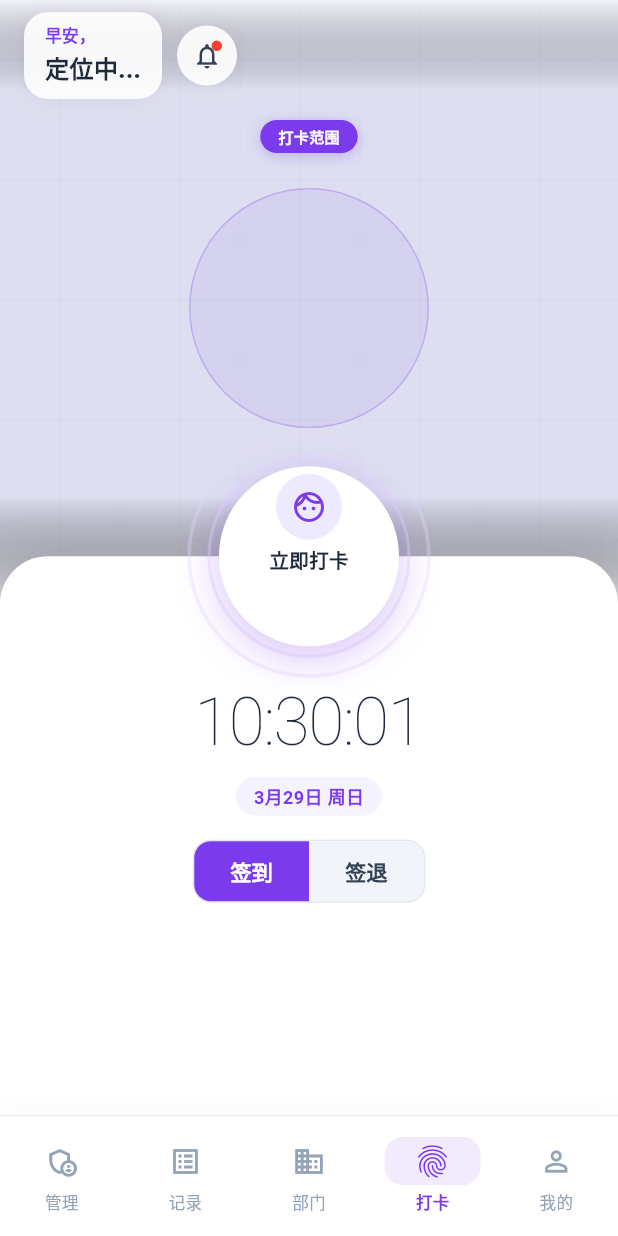
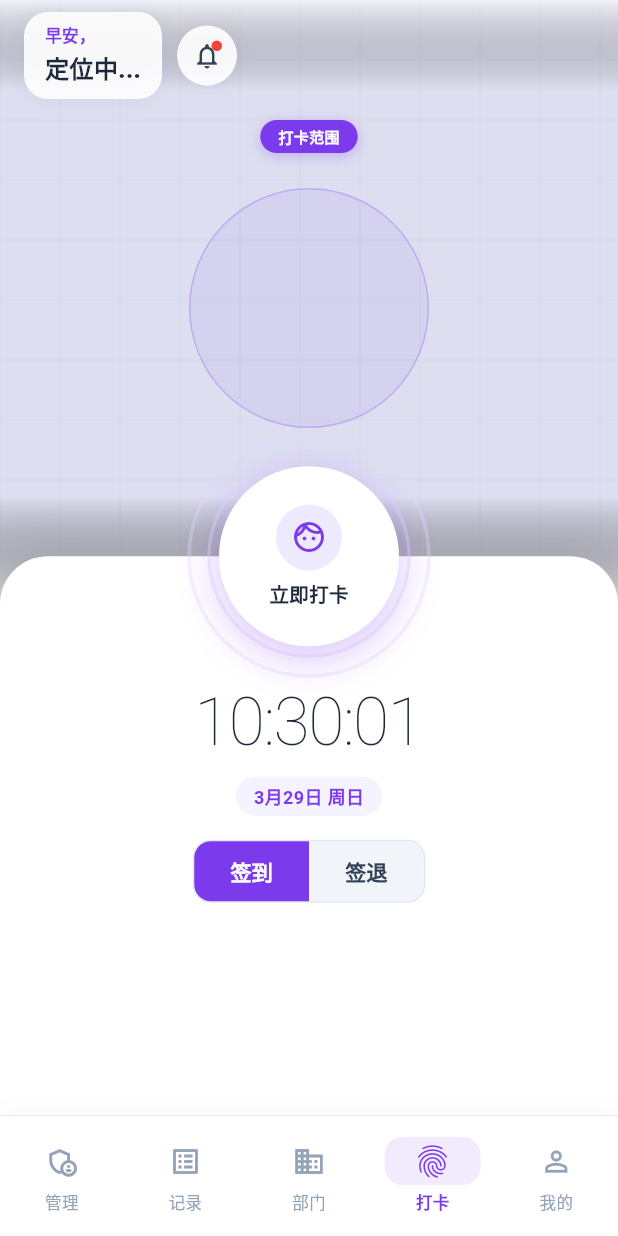
Before and after one commit to Luciferxiaoming2/practice, a Flutter app: the HomeScreen screen opened by its route, on a phone screen of 412 x 824 dp. Run offline on Flutter 3.47's test engine with Material 3 defaults, Android fonts, the light colour scheme and no system bars; our stand-ins replace camera, dio, flutter_secure_storage, geolocator, go_router, shared_preferences; missing offline and left inert: amap_flutter_location; accounts and stored records are empty; network calls fail.

Commit message:
style: 修改移动端首页部分样式

```diff
--- a/mobile/lib/screens/checkin/home_screen.dart
+++ b/mobile/lib/screens/checkin/home_screen.dart
@@ -525,21 +525,26 @@ class _CheckInButton extends StatelessWidget {
   Widget _buildContent() {
     switch (state) {
       case _CheckInState.idle:
-        return Column(
+        return Center(
+          child: Column(
             mainAxisSize: MainAxisSize.min,
+            mainAxisAlignment: MainAxisAlignment.center,
             children: [
               Container(
                 width: 44, height: 44,
                 decoration: const BoxDecoration(shape: BoxShape.circle, color: Color(0xFFEDE9FE)),
                 child: const Icon(Icons.face_outlined, size: 24, color: Color(0xFF7C3AED)),
               ),
-            const SizedBox(height: 4),
+              const SizedBox(height: 6),
               const Text('立即打卡', style: TextStyle(fontSize: 13, fontWeight: FontWeight.w700, color: Color(0xFF1E293B))),
             ],
+          ),
         );
       case _CheckInState.scanning:
-        return Column(
+        return Center(
+          child: Column(
             mainAxisSize: MainAxisSize.min,
+            mainAxisAlignment: MainAxisAlignment.center,
             children: [
               SizedBox(
                 width: 28, height: 28,
@@ -548,19 +553,23 @@ class _CheckInButton extends StatelessWidget {
               const SizedBox(height: 8),
               const Text('检测中', style: TextStyle(fontSize: 12, fontWeight: FontWeight.w700, color: Color(0xFF7C3AED), letterSpacing: 2)),
             ],
+          ),
         );
       case _CheckInState.success:
-        return Column(
+        return Center(
+          child: Column(
             mainAxisSize: MainAxisSize.min,
+            mainAxisAlignment: MainAxisAlignment.center,
             children: [
               Container(
                 width: 44, height: 44,
                 decoration: const BoxDecoration(shape: BoxShape.circle, color: Color(0xFFD1FAE5)),
                 child: const Icon(Icons.check_circle, size: 28, color: Color(0xFF10B981)),
               ),
-            const SizedBox(height: 4),
+              const SizedBox(height: 6),
               const Text('已打卡', style: TextStyle(fontSize: 13, fontWeight: FontWeight.w700, color: Color(0xFF059669))),
             ],
+          ),
         );
     }
   }
@@ -659,7 +668,7 @@ class _StatusCards extends StatelessWidget {
           child: _StatusCard(
             icon: Icons.shield_outlined,
             label: '人脸验证',
-            value: user.requireFace ? '要求活体' : '未要求',
+            value: user.requireFace ? '已启用' : '未要求',  // TODO: 后续实现活体检测
             iconColor: const Color(0xFF7C3AED),
             valueColor: const Color(0xFF5B21B6),
             valueBg: const Color(0xFFEDE9FE),
```
Lines whose indentation alone changed are shown as unchanged.
